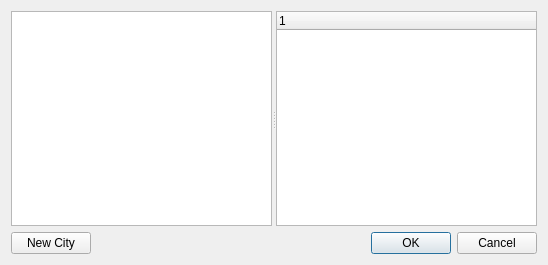
Qt form editor.ui (h1m5/dhr_mdp) before a commit.
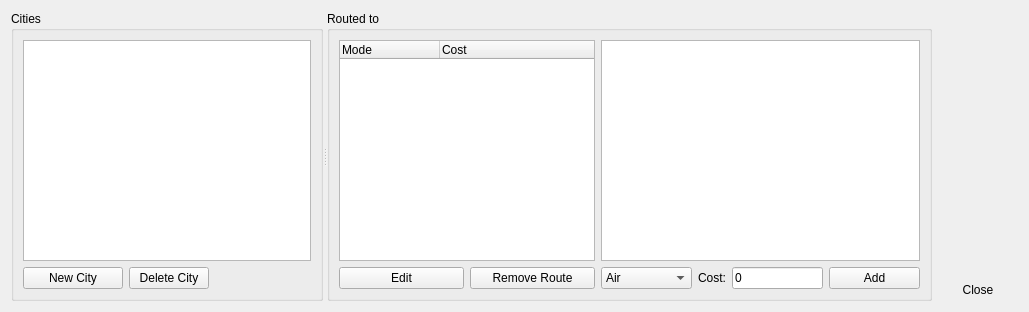
The same form after that commit.

Commit message: Implement visualization and search thru tree

```diff
--- a/editor.ui
+++ b/editor.ui
@@ -6,58 +6,237 @@
    <rect>
     <x>0</x>
     <y>0</y>
-    <width>548</width>
-    <height>265</height>
+    <width>1029</width>
+    <height>312</height>
    </rect>
   </property>
+  <property name="sizePolicy">
+   <sizepolicy hsizetype="Preferred" vsizetype="Preferred">
+    <horstretch>0</horstretch>
+    <verstretch>0</verstretch>
+   </sizepolicy>
+  </property>
   <property name="windowTitle">
    <string>Editor</string>
   </property>
-  <layout class="QHBoxLayout" name="horizontalLayout">
+  <layout class="QHBoxLayout" name="horizontalLayout_3">
    <item>
-    <layout class="QGridLayout" name="gridLayout">
-     <item row="0" column="0" colspan="2">
-      <widget class="QSplitter" name="splitter">
+    <widget class="QSplitter" name="splitter">
+     <property name="orientation">
+      <enum>Qt::Horizontal</enum>
+     </property>
+     <widget class="QGroupBox" name="groupBox_2">
+      <property name="title">
+       <string>Cities</string>
+      </property>
+      <layout class="QVBoxLayout" name="verticalLayout_2">
+       <item>
+        <widget class="QListWidget" name="listWidget">
+         <property name="editTriggers">
+          <set>QAbstractItemView::CurrentChanged</set>
+         </property>
+         <property name="showDropIndicator" stdset="0">
+          <bool>false</bool>
+         </property>
+         <property name="verticalScrollMode">
+          <enum>QAbstractItemView::ScrollPerPixel</enum>
+         </property>
+         <property name="sortingEnabled">
+          <bool>true</bool>
+         </property>
+        </widget>
+       </item>
+       <item>
+        <layout class="QHBoxLayout" name="horizontalLayout">
+         <item>
+          <widget class="QPushButton" name="pushButton">
+           <property name="sizePolicy">
+            <sizepolicy hsizetype="Maximum" vsizetype="Fixed">
+             <horstretch>0</horstretch>
+             <verstretch>0</verstretch>
+            </sizepolicy>
+           </property>
+           <property name="minimumSize">
+            <size>
+             <width>100</width>
+             <height>0</height>
+            </size>
+           </property>
+           <property name="text">
+            <string>New City</string>
+           </property>
+          </widget>
+         </item>
+         <item>
+          <widget class="QPushButton" name="pushButton_2">
+           <property name="sizePolicy">
+            <sizepolicy hsizetype="Maximum" vsizetype="Fixed">
+             <horstretch>0</horstretch>
+             <verstretch>0</verstretch>
+            </sizepolicy>
+           </property>
+           <property name="text">
+            <string>Delete City</string>
+           </property>
+          </widget>
+         </item>
+         <item>
+          <spacer name="horizontalSpacer">
+           <property name="orientation">
+            <enum>Qt::Horizontal</enum>
+           </property>
+           <property name="sizeHint" stdset="0">
+            <size>
+             <width>40</width>
+             <height>20</height>
+            </size>
+           </property>
+          </spacer>
+         </item>
+        </layout>
+       </item>
+      </layout>
+     </widget>
+     <widget class="QGroupBox" name="groupBox">
+      <property name="title">
+       <string>Routed to</string>
+      </property>
+      <layout class="QGridLayout" name="gridLayout">
+       <item row="0" column="0" colspan="2">
+        <widget class="QTreeWidget" name="treeWidget">
+         <property name="verticalScrollMode">
+          <enum>QAbstractItemView::ScrollPerPixel</enum>
+         </property>
+         <property name="columnCount">
+          <number>2</number>
+         </property>
+         <column>
+          <property name="text">
+           <string notr="true">Mode</string>
+          </property>
+         </column>
+         <column>
+          <property name="text">
+           <string>Cost</string>
+          </property>
+         </column>
+        </widget>
+       </item>
+       <item row="0" column="2">
+        <widget class="QListWidget" name="cityList">
+         <property name="sortingEnabled">
+          <bool>true</bool>
+         </property>
+        </widget>
+       </item>
+       <item row="1" column="0">
+        <widget class="QPushButton" name="editButton">
+         <property name="text">
+          <string>Edit</string>
+         </property>
+         <property name="checkable">
+          <bool>true</bool>
+         </property>
+        </widget>
+       </item>
+       <item row="1" column="1">
+        <widget class="QPushButton" name="removeButton">
+         <property name="text">
+          <string>Remove Route</string>
+         </property>
+        </widget>
+       </item>
+       <item row="1" column="2">
+        <layout class="QHBoxLayout" name="horizontalLayout_2">
+         <item>
+          <widget class="QComboBox" name="modeOfTransport">
+           <item>
+            <property name="text">
+             <string>Air</string>
+            </property>
+           </item>
+           <item>
+            <property name="text">
+             <string>Road</string>
+            </property>
+           </item>
+           <item>
+            <property name="text">
+             <string>Train</string>
+            </property>
+           </item>
+          </widget>
+         </item>
+         <item>
+          <widget class="QLabel" name="costLabel">
+           <property name="sizePolicy">
+            <sizepolicy hsizetype="Maximum" vsizetype="Preferred">
+             <horstretch>0</horstretch>
+             <verstretch>0</verstretch>
+            </sizepolicy>
+           </property>
+           <property name="text">
+            <string>Cost:</string>
+           </property>
+          </widget>
+         </item>
+         <item>
+          <widget class="QLineEdit" name="costEdit">
+           <property name="sizePolicy">
+            <sizepolicy hsizetype="Ignored" vsizetype="Fixed">
+             <horstretch>0</horstretch>
+             <verstretch>0</verstretch>
+            </sizepolicy>
+           </property>
+           <property name="text">
+            <string>0</string>
+           </property>
+           <property name="placeholderText">
+            <string>Cost</string>
+           </property>
+          </widget>
+         </item>
+         <item>
+          <widget class="QPushButton" name="arcEditOkButton">
+           <property name="text">
+            <string>Add</string>
+           </property>
+          </widget>
+         </item>
+        </layout>
+       </item>
+      </layout>
+     </widget>
+    </widget>
+   </item>
+   <item>
+    <layout class="QVBoxLayout" name="verticalLayout">
+     <item>
+      <spacer name="verticalSpacer">
        <property name="orientation">
-        <enum>Qt::Horizontal</enum>
+        <enum>Qt::Vertical</enum>
        </property>
-       <widget class="QListWidget" name="listWidget">
-        <property name="editTriggers">
-         <set>QAbstractItemView::NoEditTriggers</set>
-        </property>
-        <property name="verticalScrollMode">
-         <enum>QAbstractItemView::ScrollPerPixel</enum>
-        </property>
-        <property name="sortingEnabled">
-         <bool>true</bool>
-        </property>
-       </widget>
-       <widget class="QTreeWidget" name="treeWidget">
-        <property name="verticalScrollMode">
-         <enum>QAbstractItemView::ScrollPerPixel</enum>
-        </property>
-        <column>
-         <property name="text">
-          <string notr="true">1</string>
-         </property>
-        </column>
-       </widget>
-      </widget>
+       <property name="sizeHint" stdset="0">
+        <size>
+         <width>20</width>
+         <height>40</height>
+        </size>
+       </property>
+      </spacer>
      </item>
-     <item row="1" column="0">
-      <widget class="QPushButton" name="pushButton">
+     <item>
+      <widget class="QPushButton" name="closeButton">
        <property name="text">
-        <string>New City</string>
+        <string>Close</string>
        </property>
-      </widget>
-     </item>
-     <item row="1" column="1">
-      <widget class="QDialogButtonBox" name="buttonBox">
-       <property name="orientation">
-        <enum>Qt::Horizontal</enum>
+       <property name="autoDefault">
+        <bool>false</bool>
        </property>
-       <property name="standardButtons">
-        <set>QDialogButtonBox::Cancel|QDialogButtonBox::Ok</set>
+       <property name="default">
+        <bool>true</bool>
+       </property>
+       <property name="flat">
+        <bool>true</bool>
        </property>
       </widget>
      </item>
```
Left out of the diff: 30 changed lines with no effect on the pictures. The commit also changes 21 other files.
